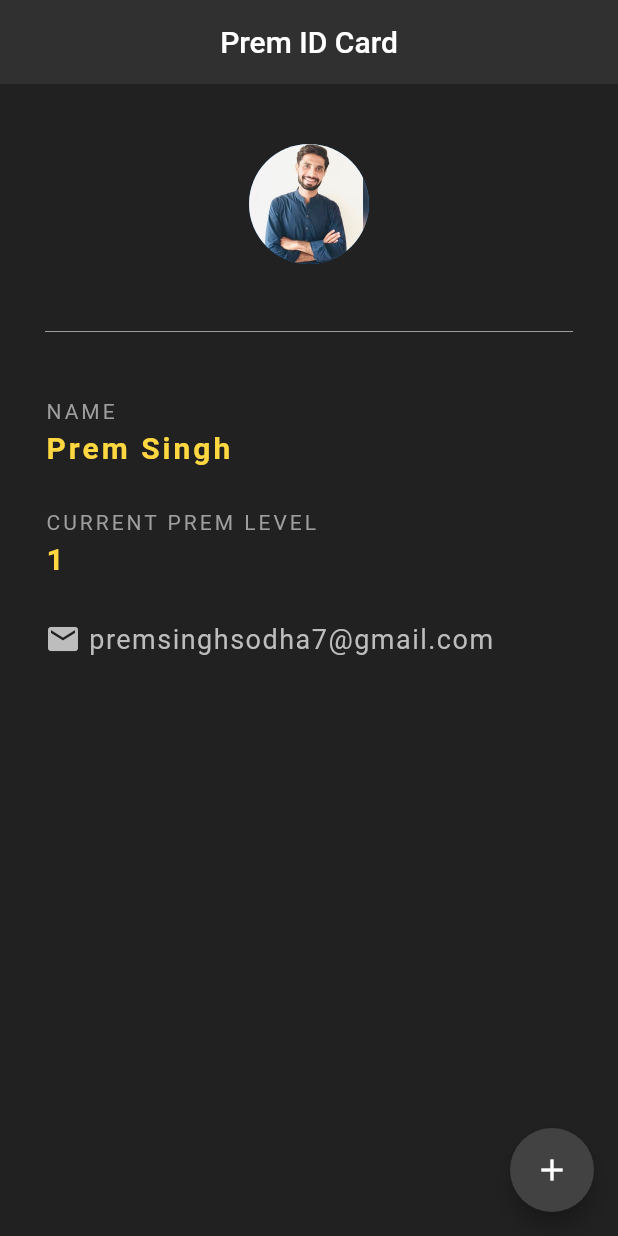
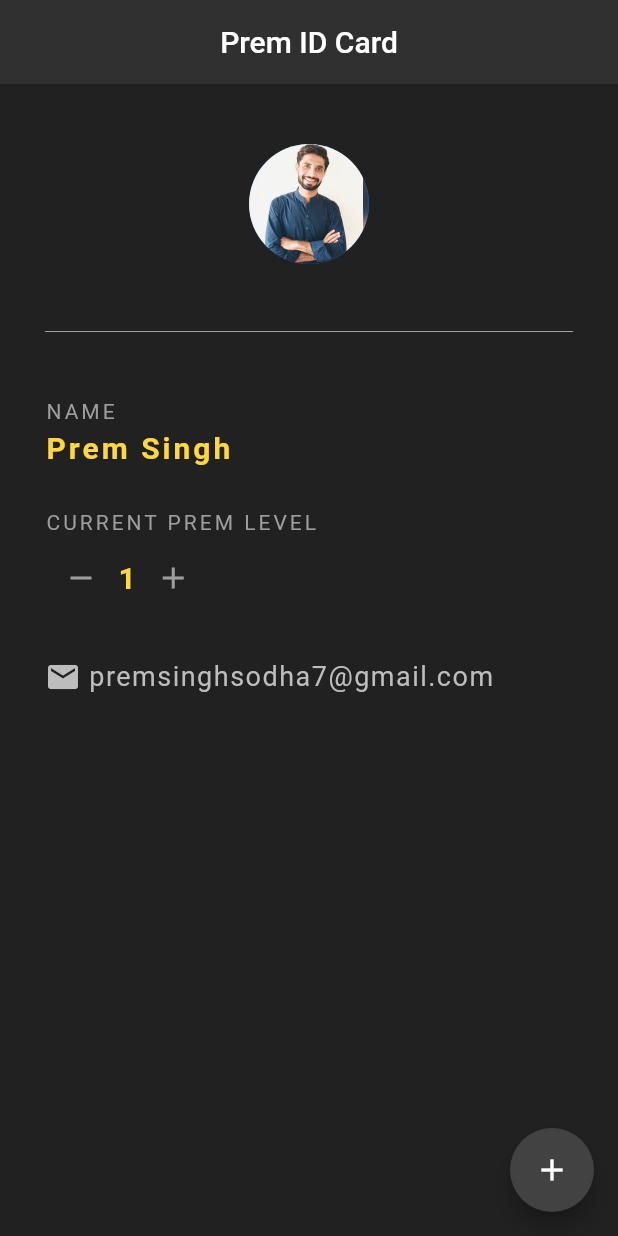
Before and after one commit to premsinghsodha7/flutter_app, a Flutter app: the screen it shows after launch, after a tap on the "add" icon, on a phone screen of 412 x 824 dp. Run offline on Flutter 3.47's test engine with Material 2 defaults, Android fonts, the phone set to English and light mode, and no system bars.

Commit message:
with counter

```diff
--- a/lib/main.dart
+++ b/lib/main.dart
@@ -74,6 +74,19 @@ class _PremCardState extends State<PremCard> {
               ),
             ),
             SizedBox(height: 5.0),
+            Row(
+              children: <Widget>[
+                IconButton(
+                    icon: Icon(
+                        Icons.remove,
+                        color: Colors.grey,
+                    ),
+                    onPressed: () {
+                      setState(() {
+                        (premLevel == 0)? premLevel: premLevel -= 1;
+                      });
+                    },
+                ),
                 Text(
                   '$premLevel',
                   style: TextStyle(
@@ -82,6 +95,19 @@ class _PremCardState extends State<PremCard> {
                       fontSize: 20.0,
                       fontWeight: FontWeight.bold
                   ),
+                ),
+                IconButton(
+                  icon: Icon(
+                    Icons.add,
+                    color: Colors.grey,
+                  ),
+                  onPressed: () {
+                    setState(() {
+                      premLevel += 1;
+                    });
+                  },
+                ),
+              ],
             ),
             SizedBox(height: 30.0),
             Row(
```
Lines whose indentation alone changed are shown as unchanged.
